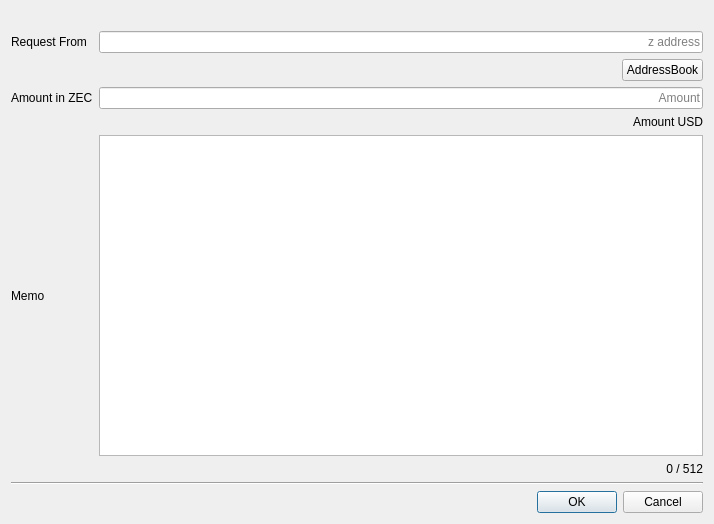
z-bitcoinz/BitcoinZ_Blue, file src/requestdialog.ui: the form before one commit.
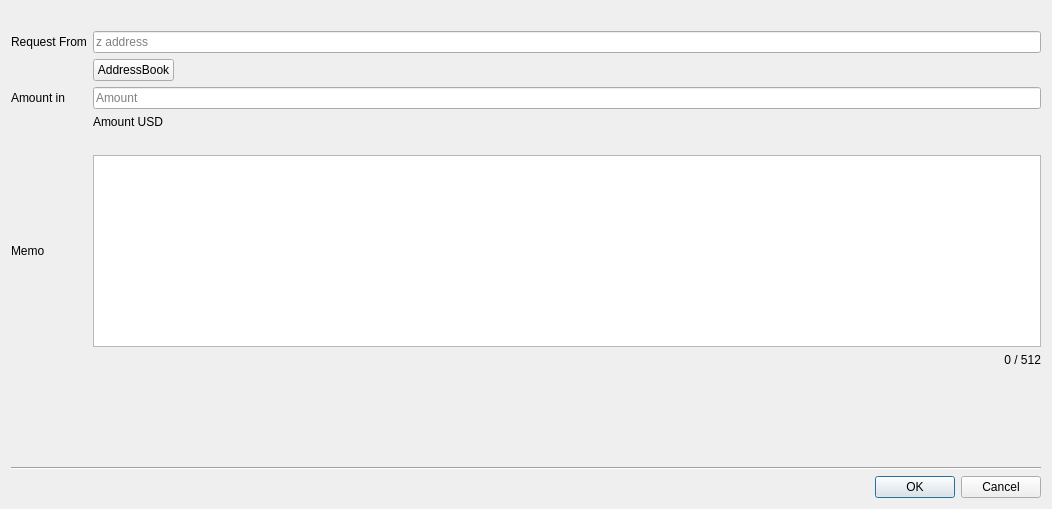
The form after the commit. Custom widgets are drawn as their Qt base class.

Commit message: Pay payment requests

```diff
--- a/src/requestdialog.ui
+++ b/src/requestdialog.ui
@@ -6,8 +6,8 @@
    <rect>
     <x>0</x>
     <y>0</y>
-    <width>714</width>
-    <height>524</height>
+    <width>1052</width>
+    <height>509</height>
    </rect>
   </property>
   <property name="windowTitle">
@@ -17,30 +17,30 @@
    <item row="8" column="1" colspan="3">
     <widget class="MemoEdit" name="txtMemo"/>
    </item>
+   <item row="10" column="0">
+    <spacer name="verticalSpacer">
+     <property name="orientation">
+      <enum>Qt::Vertical</enum>
+     </property>
+     <property name="sizeHint" stdset="0">
+      <size>
+       <width>20</width>
+       <height>40</height>
+      </size>
+     </property>
+    </spacer>
+   </item>
    <item row="5" column="1" colspan="3">
     <widget class="QLineEdit" name="txtAmount">
      <property name="alignment">
-      <set>Qt::AlignRight|Qt::AlignTrailing|Qt::AlignVCenter</set>
+      <set>Qt::AlignLeading|Qt::AlignLeft|Qt::AlignVCenter</set>
      </property>
      <property name="placeholderText">
       <string>Amount</string>
      </property>
     </widget>
    </item>
-   <item row="0" column="2" colspan="2">
-    <widget class="QLabel" name="lblSaplingWarning">
-     <property name="styleSheet">
-      <string notr="true">color: red;</string>
-     </property>
-     <property name="text">
-      <string/>
-     </property>
-     <property name="alignment">
-      <set>Qt::AlignRight|Qt::AlignTrailing|Qt::AlignVCenter</set>
-     </property>
-    </widget>
-   </item>
-   <item row="11" column="2" colspan="2">
+   <item row="13" column="2" colspan="2">
     <widget class="QDialogButtonBox" name="buttonBox">
      <property name="orientation">
       <enum>Qt::Horizontal</enum>
@@ -67,8 +67,38 @@
      </property>
     </widget>
    </item>
-   <item row="3" column="3">
+   <item row="1" column="1" colspan="3">
+    <widget class="QLineEdit" name="txtFrom">
+     <property name="sizePolicy">
+      <sizepolicy hsizetype="Minimum" vsizetype="Fixed">
+       <horstretch>0</horstretch>
+       <verstretch>0</verstretch>
+      </sizepolicy>
+     </property>
+     <property name="alignment">
+      <set>Qt::AlignLeading|Qt::AlignLeft|Qt::AlignVCenter</set>
+     </property>
+     <property name="placeholderText">
+      <string>z address</string>
+     </property>
+    </widget>
+   </item>
+   <item row="1" column="0">
+    <widget class="QLabel" name="lblAddress">
+     <property name="text">
+      <string>Request From</string>
+     </property>
+    </widget>
+   </item>
+   <item row="3" column="1" colspan="3">
     <layout class="QHBoxLayout" name="horizontalLayout">
+     <item>
+      <widget class="QPushButton" name="btnAddressBook">
+       <property name="text">
+        <string>AddressBook</string>
+       </property>
+      </widget>
+     </item>
      <item>
       <spacer name="horizontalSpacer">
        <property name="orientation">
@@ -82,35 +112,25 @@
        </property>
       </spacer>
      </item>
-     <item>
-      <widget class="QPushButton" name="btnAddressBook">
-       <property name="text">
-        <string>AddressBook</string>
-       </property>
-      </widget>
-     </item>
     </layout>
    </item>
-   <item row="1" column="1" colspan="3">
-    <widget class="QLineEdit" name="txtFrom">
-     <property name="sizePolicy">
-      <sizepolicy hsizetype="Minimum" vsizetype="Fixed">
-       <horstretch>0</horstretch>
-       <verstretch>0</verstretch>
-      </sizepolicy>
+   <item row="0" column="1" colspan="3">
+    <widget class="QLabel" name="lblSaplingWarning">
+     <property name="styleSheet">
+      <string notr="true">color: red;</string>
+     </property>
+     <property name="text">
+      <string/>
      </property>
      <property name="alignment">
-      <set>Qt::AlignRight|Qt::AlignTrailing|Qt::AlignVCenter</set>
-     </property>
-     <property name="placeholderText">
-      <string>z address</string>
+      <set>Qt::AlignLeading|Qt::AlignLeft|Qt::AlignVCenter</set>
      </property>
     </widget>
    </item>
-   <item row="1" column="0">
+   <item row="7" column="1">
     <widget class="QLabel" name="label">
      <property name="text">
-      <string>Request From</string>
+      <string/>
      </property>
     </widget>
    </item>
@@ -120,24 +140,37 @@
       <string>Amount USD</string>
      </property>
      <property name="alignment">
-      <set>Qt::AlignRight|Qt::AlignTrailing|Qt::AlignVCenter</set>
+      <set>Qt::AlignLeading|Qt::AlignLeft|Qt::AlignVCenter</set>
      </property>
     </widget>
    </item>
    <item row="5" column="0">
     <widget class="QLabel" name="label_2">
      <property name="text">
-      <string>Amount in ZEC</string>
+      <string>Amount in </string>
      </property>
     </widget>
    </item>
-   <item row="10" column="0" colspan="4">
+   <item row="12" column="0" colspan="4">
     <widget class="Line" name="line">
      <property name="orientation">
       <enum>Qt::Horizontal</enum>
      </property>
     </widget>
    </item>
+   <item row="10" column="3">
+    <spacer name="horizontalSpacer_2">
+     <property name="orientation">
+      <enum>Qt::Horizontal</enum>
+     </property>
+     <property name="sizeHint" stdset="0">
+      <size>
+       <width>40</width>
+       <height>20</height>
+      </size>
+     </property>
+    </spacer>
+   </item>
   </layout>
  </widget>
  <customwidgets>
```
Left out of the diff: 9 changed lines with no effect on the pictures. The commit also changes 8 other files.
